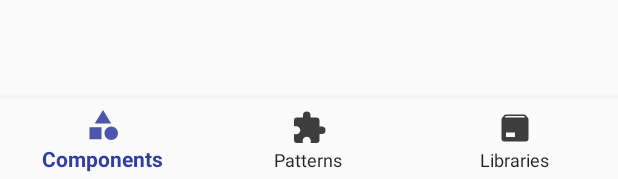
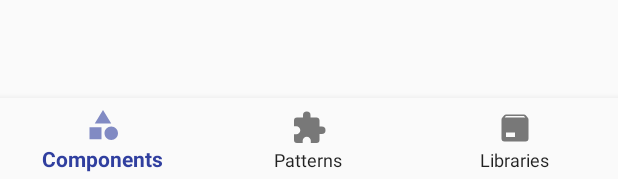
Before and after one commit to Chan4077/android-examples, an Android app: the layout activity_home.xml on its own in the app's theme, with its tools: preview values and no code run, on a phone screen of 412 x 824 dp. Shown: the part 1054-1233 px from the top of the screen. Run offline under Robolectric (Android 15) with nearby library versions, the phone set to English and light mode, and no system bars.

Commit message:
Use ?attr/colorControlNormal to tint vector drawables

```diff
--- a/AndroidExamples/app/src/main/res/drawable/ic_apps_24dp.xml
+++ b/AndroidExamples/app/src/main/res/drawable/ic_apps_24dp.xml
@@ -5,6 +5,6 @@
 	android:viewportHeight="24"
 	android:viewportWidth="24">
 	<path
-		android:fillColor="?android:attr/textColorPrimary"
+		android:fillColor="?attr/colorControlNormal"
 		android:pathData="M16,20H20V16H16M16,14H20V10H16M10,8H14V4H10M16,8H20V4H16M10,14H14V10H10M4,14H8V10H4M4,20H8V16H4M10,20H14V16H10M4,8H8V4H4V8Z" />
 </vector>
--- a/AndroidExamples/app/src/main/res/drawable/ic_arrow_left_24dp.xml
+++ b/AndroidExamples/app/src/main/res/drawable/ic_arrow_left_24dp.xml
@@ -5,6 +5,6 @@
 	android:viewportHeight="24"
 	android:viewportWidth="24">
 	<path
-		android:fillColor="?android:attr/textColorPrimary"
+		android:fillColor="?attr/colorControlNormal"
 		android:pathData="M20,11V13H8L13.5,18.5L12.08,19.92L4.16,12L12.08,4.08L13.5,5.5L8,11H20Z" />
 </vector>
--- a/AndroidExamples/app/src/main/res/drawable/ic_console_24dp.xml
+++ b/AndroidExamples/app/src/main/res/drawable/ic_console_24dp.xml
@@ -5,6 +5,6 @@
 	android:viewportHeight="24"
 	android:viewportWidth="24">
 	<path
-		android:fillColor="?android:attr/textColorPrimary"
+		android:fillColor="?attr/colorControlNormal"
 		android:pathData="M20,19V7H4V19H20M20,3A2,2 0 0,1 22,5V19A2,2 0 0,1 20,21H4A2,2 0 0,1 2,19V5C2,3.89 2.9,3 4,3H20M13,17V15H18V17H13M9.58,13L5.57,9H8.4L11.7,12.3C12.09,12.69 12.09,13.33 11.7,13.72L8.42,17H5.59L9.58,13Z" />
 </vector>
--- a/AndroidExamples/app/src/main/res/drawable/ic_info_24dp.xml
+++ b/AndroidExamples/app/src/main/res/drawable/ic_info_24dp.xml
@@ -5,6 +5,6 @@
 	android:viewportHeight="24"
 	android:viewportWidth="24">
 	<path
-		android:fillColor="?android:attr/textColorPrimary"
+		android:fillColor="?attr/colorControlNormal"
 		android:pathData="M13,9H11V7H13M13,17H11V11H13M12,2A10,10 0 0,0 2,12A10,10 0 0,0 12,22A10,10 0 0,0 22,12A10,10 0 0,0 12,2Z" />
 </vector>
--- a/AndroidExamples/app/src/main/res/drawable/ic_package_24dp.xml
+++ b/AndroidExamples/app/src/main/res/drawable/ic_package_24dp.xml
@@ -5,6 +5,6 @@
 	android:viewportHeight="24"
 	android:viewportWidth="24">
 	<path
-		android:fillColor="?android:attr/textColorPrimary"
+		android:fillColor="?attr/colorControlNormal"
 		android:pathData="M5.12,5H18.87L17.93,4H5.93L5.12,5M20.54,5.23C20.83,5.57 21,6 21,6.5V19A2,2 0 0,1 19,21H5A2,2 0 0,1 3,19V6.5C3,6 3.17,5.57 3.46,5.23L4.84,3.55C5.12,3.21 5.53,3 6,3H18C18.47,3 18.88,3.21 19.15,3.55L20.54,5.23M6,18H12V15H6V18Z" />
 </vector>
--- a/AndroidExamples/app/src/main/res/drawable/ic_puzzle_24dp.xml
+++ b/AndroidExamples/app/src/main/res/drawable/ic_puzzle_24dp.xml
@@ -5,6 +5,6 @@
 	android:viewportHeight="24"
 	android:viewportWidth="24">
 	<path
-		android:fillColor="?android:attr/textColorPrimary"
+		android:fillColor="?attr/colorControlNormal"
 		android:pathData="M20.5,11H19V7C19,5.89 18.1,5 17,5H13V3.5A2.5,2.5 0 0,0 10.5,1A2.5,2.5 0 0,0 8,3.5V5H4A2,2 0 0,0 2,7V10.8H3.5C5,10.8 6.2,12 6.2,13.5C6.2,15 5,16.2 3.5,16.2H2V20A2,2 0 0,0 4,22H7.8V20.5C7.8,19 9,17.8 10.5,17.8C12,17.8 13.2,19 13.2,20.5V22H17A2,2 0 0,0 19,20V16H20.5A2.5,2.5 0 0,0 23,13.5A2.5,2.5 0 0,0 20.5,11Z" />
 </vector>
--- a/AndroidExamples/app/src/main/res/drawable/ic_shape_24dp.xml
+++ b/AndroidExamples/app/src/main/res/drawable/ic_shape_24dp.xml
@@ -5,6 +5,6 @@
 	android:viewportHeight="24"
 	android:viewportWidth="24">
 	<path
-		android:fillColor="?android:attr/textColorPrimary"
+		android:fillColor="?attr/colorControlNormal"
 		android:pathData="M11,13.5V21.5H3V13.5H11M12,2L17.5,11H6.5L12,2M17.5,13C20,13 22,15 22,17.5C22,20 20,22 17.5,22C15,22 13,20 13,17.5C13,15 15,13 17.5,13Z" />
 </vector>
```
